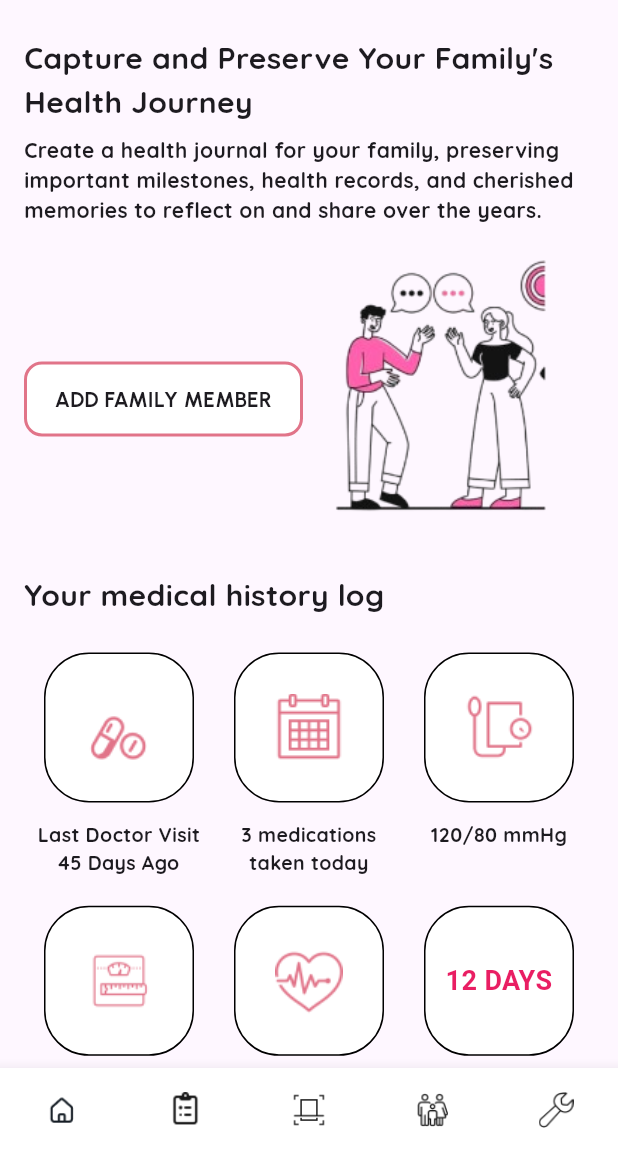
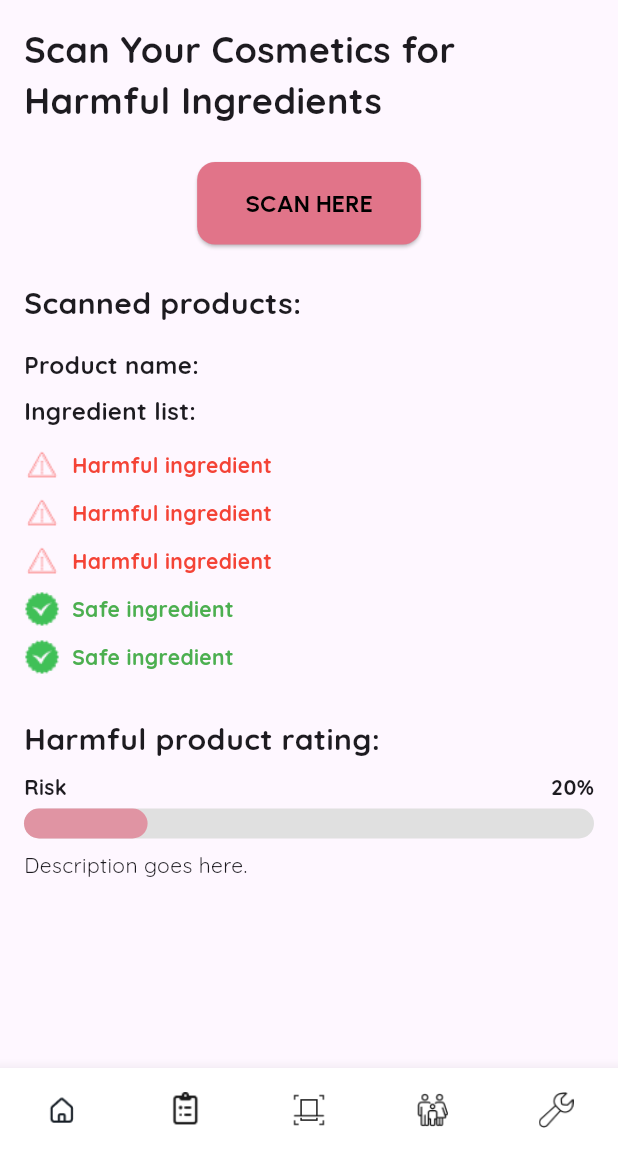
Before and after one commit to BechiriElbatoul/Pink-Bytes-Project, a Flutter app: the screen it shows after launch, on a phone screen of 412 x 824 dp, the part 84-1236 px from its top. Run offline on Flutter 3.47's test engine with Material 3 defaults, Android fonts, the phone set to English and light mode, and no system bars.

Commit message:
Committing all changes, including fonts, login, main.dart, and pubspec.yaml updates

```diff
--- a/Frontend/mobile-app/pinktober/lib/main.dart
+++ b/Frontend/mobile-app/pinktober/lib/main.dart
@@ -5,6 +5,7 @@ import 'Home_page.dart';
 import 'Med_tracker.dart';
 import 'Add_member.dart';
 import 'Family_history.dart';
+import 'scanner.dart';
 
 void main() {
   runApp(MyApp());
@@ -18,9 +19,10 @@ class MyApp extends StatelessWidget {
       theme: ThemeData(
         primarySwatch: Colors.pink,
       ),
-      initialRoute: '/FamilyHistory',
+      initialRoute: '/scanner',
       debugShowCheckedModeBanner: false,
       routes: {
+        '/scanner': (context) => ScanCosmeticsPage(),
         '/FamilyHistory': (context) => FamilyHistoryPage(),
         '/AddMember': (context) => AddFamilyMemberPage(),
         '/MedTracker': (context) => MedTrackerPage(),
--- /dev/null
+++ b/Frontend/mobile-app/pinktober/lib/scanner.dart
@@ -0,0 +1,308 @@
+import 'package:flutter/material.dart';
+
+class ScanCosmeticsPage extends StatelessWidget {
+  const ScanCosmeticsPage({super.key});
+
+  @override
+  Widget build(BuildContext context) {
+    return Scaffold(
+      appBar: AppBar(
+        backgroundColor: Colors.white,
+        elevation: 0,
+        actions: [
+          Padding(
+            padding: const EdgeInsets.all(8.0),
+            child: CircleAvatar(
+              backgroundImage: AssetImage('assets/images/sign_up.png'),
+            ),
+          ),
+        ],
+        leading: Builder(
+          builder: (BuildContext context) {
+            return IconButton(
+              icon: const Icon(Icons.menu,
+                  color: Color.fromARGB(255, 58, 56, 56)),
+              onPressed: () {
+                Scaffold.of(context).openDrawer();
+              },
+            );
+          },
+        ),
+      ),
+      drawer: _buildSideBar(context),
+      body: SingleChildScrollView(
+        child: Padding(
+          padding: const EdgeInsets.all(16.0),
+          child: Column(
+            crossAxisAlignment: CrossAxisAlignment.start,
+            children: [
+              const Text(
+                'Scan Your Cosmetics for Harmful Ingredients',
+                style: TextStyle(
+                  fontSize: 24,
+                  fontWeight: FontWeight.bold,
+                  fontFamily: 'Quicksand',
+                ),
+              ),
+              const SizedBox(height: 24),
+              Center(
+                child: ElevatedButton(
+                  style: ElevatedButton.styleFrom(
+                    backgroundColor: const Color(0xFFE17489),
+                    padding: const EdgeInsets.symmetric(
+                        vertical: 16.0, horizontal: 32.0),
+                    shape: RoundedRectangleBorder(
+                      borderRadius: BorderRadius.circular(12),
+                    ),
+                  ),
+                  onPressed: () {
+                    // Handle button tap
+                  },
+                  child: const Text(
+                    'SCAN HERE',
+                    style: TextStyle(
+                      fontSize: 16,
+                      fontWeight: FontWeight.bold,
+                      color: Colors.black,
+                      fontFamily: 'Urbanist',
+                    ),
+                  ),
+                ),
+              ),
+              const SizedBox(height: 24),
+              const Text(
+                'Scanned products:',
+                style: TextStyle(
+                  fontSize: 20,
+                  fontWeight: FontWeight.bold,
+                  fontFamily: 'Quicksand',
+                ),
+              ),
+              const SizedBox(height: 16),
+              _buildProductInfo(),
+              const SizedBox(height: 24),
+              const Text(
+                'Harmful product rating:',
+                style: TextStyle(
+                  fontSize: 20,
+                  fontWeight: FontWeight.bold,
+                  fontFamily: 'Quicksand',
+                ),
+              ),
+              const SizedBox(height: 8),
+              _buildRiskBar(context),
+              const SizedBox(height: 8),
+              const Text(
+                'Description goes here.',
+                style: TextStyle(
+                  fontSize: 14,
+                  fontFamily: 'Quicksand',
+                ),
+              ),
+            ],
+          ),
+        ),
+      ),
+      bottomNavigationBar: _buildBottomNavigationBar(),
+    );
+  }
+
+  Drawer _buildSideBar(BuildContext context) {
+    return Drawer(
+      child: Column(
+        children: [
+          AppBar(
+            automaticallyImplyLeading: false,
+            leading: IconButton(
+              icon: const Icon(Icons.close),
+              onPressed: () {
+                Navigator.of(context).pop();
+              },
+            ),
+          ),
+          const SizedBox(height: 20),
+          const Text(
+            'We are proud of you, track your journey now!',
+            style: TextStyle(
+              fontSize: 20,
+              fontWeight: FontWeight.bold,
+              fontFamily: 'Quicksand',
+            ),
+            textAlign: TextAlign.center,
+          ),
+          const SizedBox(height: 20),
+          _buildSidebarButton(
+              'symptoms', 'assets/images/Hypertension.png', context),
+          _buildSidebarButton(
+              'self check', 'assets/images/Black Woman Bra.png', context),
+        ],
+      ),
+    );
+  }
+
+  Widget _buildSidebarButton(
+      String text, String iconPath, BuildContext context) {
+    return ListTile(
+      leading: Image.asset(iconPath, width: 24, height: 24),
+      title: Text(text),
+      onTap: () {
+        Navigator.of(context).pop();
+      },
+    );
+  }
+
+  BottomNavigationBar _buildBottomNavigationBar() {
+    return BottomNavigationBar(
+      items: [
+        BottomNavigationBarItem(
+          icon: Image.asset('assets/images/Home.png', width: 24, height: 24),
+          label: '',
+        ),
+        BottomNavigationBarItem(
+          icon: Image.asset('assets/images/nav 1.png', width: 24, height: 24),
+          label: '',
+        ),
+        BottomNavigationBarItem(
+          icon: Image.asset('assets/images/nav 2.png', width: 24, height: 24),
+          label: '',
+        ),
+        BottomNavigationBarItem(
+          icon: Image.asset('assets/images/nav 3.png', width: 24, height: 24),
+          label: '',
+        ),
+        BottomNavigationBarItem(
+          icon: Image.asset('assets/images/nav 4.png', width: 24, height: 24),
+          label: '',
+        ),
+      ],
+      currentIndex: 0,
+      onTap: (index) {},
+      backgroundColor: Colors.white,
+      selectedItemColor: const Color.fromARGB(255, 146, 98, 114),
+      unselectedItemColor: Colors.grey,
+      type: BottomNavigationBarType.fixed,
+      selectedFontSize: 0,
+      unselectedFontSize: 0,
+    );
+  }
+
+  Widget _buildProductInfo() {
+    final List<String> ingredientIcons = [
+      'assets/images/incorrect.png',
+      'assets/images/incorrect.png',
+      'assets/images/incorrect.png',
+      'assets/images/correct.png',
+      'assets/images/correct.png',
+    ];
+
+    final List<String> ingredientNames = [
+      'Harmful ingredient',
+      'Harmful ingredient',
+      'Harmful ingredient',
+      'Safe ingredient',
+      'Safe ingredient',
+    ];
+
+    return Column(
+      crossAxisAlignment: CrossAxisAlignment.start,
+      children: [
+        const Text(
+          'Product name:',
+          style: TextStyle(
+            fontSize: 16,
+            fontWeight: FontWeight.bold,
+            fontFamily: 'Quicksand',
+          ),
+        ),
+        const SizedBox(height: 8),
+        const Text(
+          'Ingredient list:',
+          style: TextStyle(
+            fontSize: 16,
+            fontWeight: FontWeight.bold,
+            fontFamily: 'Quicksand',
+          ),
+        ),
+        const SizedBox(height: 8),
+        ...List.generate(ingredientIcons.length, (index) {
+          final isHarmful = ingredientNames[index].contains('Harmful');
+
+          return Padding(
+            padding: const EdgeInsets.symmetric(vertical: 4.0),
+            child: Row(
+              children: [
+                Image.asset(
+                  ingredientIcons[index],
+                  width: 24,
+                  height: 24,
+                ),
+                const SizedBox(width: 8),
+                Expanded(
+                  child: Text(
+                    ingredientNames[index],
+                    style: TextStyle(
+                      fontSize: 14,
+                      fontFamily: 'Quicksand',
+                      fontWeight: FontWeight.bold,
+                      color: isHarmful ? Colors.red : Colors.green,
+                    ),
+                  ),
+                ),
+              ],
+            ),
+          );
+        }),
+      ],
+    );
+  }
+
+  Widget _buildRiskBar(BuildContext context) {
+    return Column(
+      crossAxisAlignment: CrossAxisAlignment.start,
+      children: [
+        Row(
+          mainAxisAlignment: MainAxisAlignment.spaceBetween,
+          children: const [
+            Text(
+              'Risk',
+              style: TextStyle(
+                fontSize: 14,
+                fontFamily: 'Quicksand',
+                fontWeight: FontWeight.bold,
+              ),
+            ),
+            Text(
+              '20%',
+              style: TextStyle(
+                fontSize: 14,
+                fontFamily: 'Quicksand',
+                fontWeight: FontWeight.bold,
+              ),
+            ),
+          ],
+        ),
+        const SizedBox(height: 4),
+        Stack(
+          children: [
+            Container(
+              height: 20,
+              width: double.infinity,
+              decoration: BoxDecoration(
+                color: Colors.grey[300],
+                borderRadius: BorderRadius.circular(10),
+              ),
+            ),
+            Container(
+              height: 20,
+              width: MediaQuery.of(context).size.width * 0.2,
+              decoration: BoxDecoration(
+                color: const Color.fromARGB(255, 224, 148, 163),
+                borderRadius: BorderRadius.circular(10),
+              ),
+            ),
+          ],
+        ),
+      ],
+    );
+  }
+}
```
Also changed, not shown: Frontend/mobile-app/pinktober/assets/images/correct.png (added), Frontend/mobile-app/pinktober/assets/images/incorrect.png (added).
